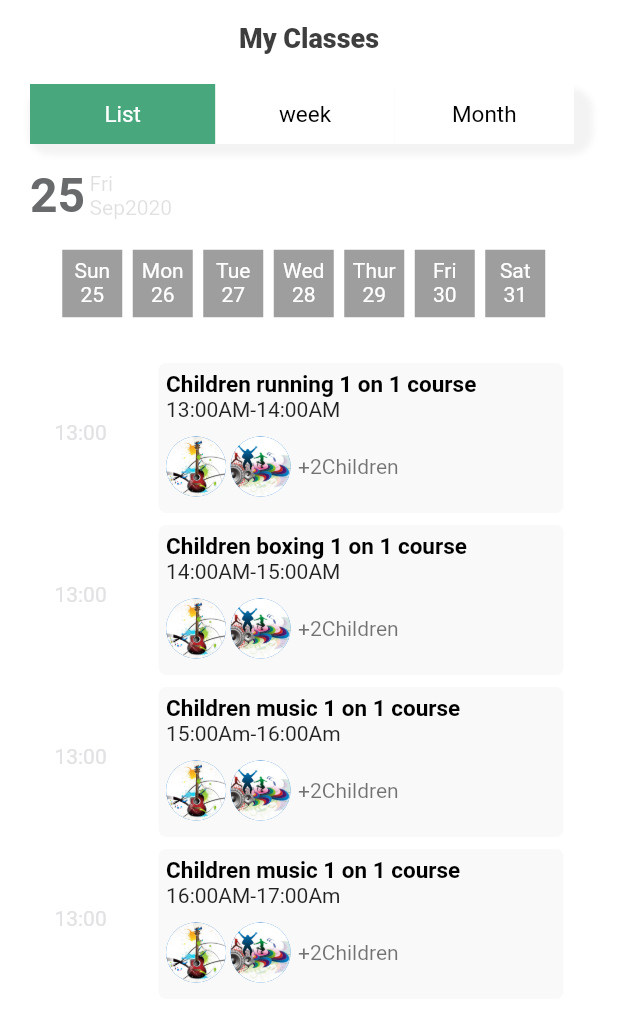
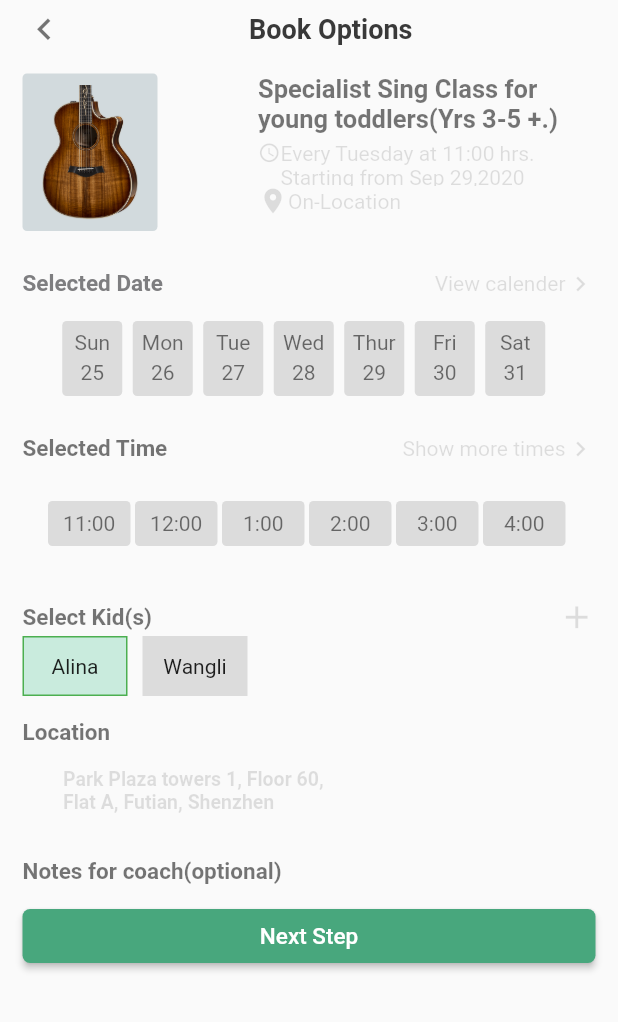
Before and after one commit to Sunilnani/coachingclasses, a Flutter app: the screen it shows after launch, item 4 of the bottom bar chosen, on a phone screen of 412 x 824 dp. Shown: the top 1022 px of the screen. Run offline on Flutter 3.47's test engine with Material 2 defaults, Android fonts, the phone set to English and light mode, and no system bars.

Commit message:
updated content

```diff
--- /dev/null
+++ b/lib/bookoptions.dart
@@ -0,0 +1,309 @@
+import 'package:flutter/cupertino.dart';
+import 'package:flutter/material.dart';
+class Bookoptions extends StatefulWidget {
+  @override
+  _BookoptionsState createState() => _BookoptionsState();
+}
+
+class _BookoptionsState extends State<Bookoptions> {
+  String Activedate="20";
+  String Activetime="";
+  List<String> days=["Sun","Mon","Tue","Wed","Thur","Fri","Sat"];
+  List<String> dates=["25","26","27","28","29","30","31"];
+  List<String> times=["11:00","12:00","1:00","2:00","3:00","4:00"];
+  @override
+  Widget build(BuildContext context) {
+    return MaterialApp(
+      debugShowCheckedModeBanner: false,
+      home: Scaffold(
+        body: SafeArea(
+          child: Container(
+            padding: EdgeInsets.symmetric(horizontal: 15),
+            child: SingleChildScrollView(
+                child: Column(
+                  children: [
+                    SizedBox(height: 5,),
+                    Row(
+                      mainAxisAlignment: MainAxisAlignment.spaceBetween,
+                      children: [
+                        Icon(Icons.chevron_left_outlined,size: 29,color: Colors.black54,),
+                        Text("Book Options",style: TextStyle(color: Color(0xFF393939),fontSize: 18,fontWeight: FontWeight.w700),),
+                        Container()
+                      ],
+                    ),
+                    SizedBox(height: 15,),
+                    Row(
+                      mainAxisAlignment: MainAxisAlignment.spaceBetween,
+                      children: [
+                        Container(
+                          height: 105,
+                          width: 90,
+                          decoration: BoxDecoration(
+                            borderRadius: BorderRadius.circular(3),
+                            color: Color(0xFFd2dadd)
+                          ),
+                          child: Image.asset("img/guitor2.png",height: 150,),
+                        ),
+                        Container(
+                          height: 105,
+                          width: 225,
+                          alignment: Alignment.topLeft,
+                            child: Column(
+                              children: [
+                                Container(child: Text("Specialist Sing Class for young toddlers(Yrs 3-5 +.)",style: TextStyle(color: Colors.black54,fontSize: 17,fontWeight: FontWeight.w600),)),
+                                SizedBox(height: 5,),
+                                Container(
+                                  alignment: Alignment.topLeft,
+                                  child: Row(
+                                    children: [
+                                      Padding(
+                                        padding: const EdgeInsets.only(bottom:15.0),
+                                        child: Icon(Icons.access_time,size: 15,color: Colors.black12,),
+                                      ),
+                                      Container(
+                                        height: 30,
+                                          width: 210,
+                                          child: Text("Every Tuesday at 11:00 hrs. Starting from Sep 29,2020",style: TextStyle(color: Colors.black12),))
+                                    ],
+                                  ),
+                                ),
+                                Row(
+                                  children: [
+                                    Icon(Icons.location_on,size: 20,color: Colors.black12,),
+                                    Text("On-Location",style: TextStyle(color: Colors.black12),)
+                                  ],
+                                )
+                              ],
+                            ),
+                        ),
+                      ],
+                    ),
+                    SizedBox(height: 25,),
+                    Row(
+                      mainAxisAlignment: MainAxisAlignment.spaceBetween,
+                      children: [
+                        Text("Selected Date",style: TextStyle(color: Color(0xFF7e7e80),fontSize: 15,fontWeight: FontWeight.w700),),
+                        Row(
+                          children: [
+                            Text("View calender",style: TextStyle(color: Colors.black12),),
+                            Icon(Icons.keyboard_arrow_right,size: 20,color: Colors.black12,)
+                          ],
+                        )
+                      ],
+                    ),
+                    SizedBox(height: 15,),
+                    Container(
+                      height: 50,
+                      child: ListView.builder(
+                        itemCount: dates.length,
+                        shrinkWrap: true,
+                        scrollDirection: Axis.horizontal,
+                        itemBuilder: (context,index){
+                          return InkWell(
+                            onTap: (){
+                              setState(() {
+                                Activedate= dates[index];
+                              });
+                            },
+                            child: Days(
+                              day: days[index],
+                              date: dates[index],
+                              Activedate: Activedate,
+                            ),
+                          );
+                        },
+                      ),
+                    ),
+                    SizedBox(height: 25,),
+                    Row(
+                      mainAxisAlignment: MainAxisAlignment.spaceBetween,
+                      children: [
+                        Text("Selected Time",style: TextStyle(color: Colors.black54,fontSize: 15,fontWeight: FontWeight.w700),),
+                        Row(
+                          children: [
+                            Text("Show more times",style: TextStyle(color: Colors.black12),),
+                            Icon(Icons.keyboard_arrow_right,size: 20,color: Colors.black12,)
+                          ],
+                        )
+                      ],
+                    ),
+                    SizedBox(height: 15,),
+                    Container(
+                      height: 50,
+                      child: ListView.builder(
+                        itemCount: times.length,
+                        shrinkWrap: true,
+                        scrollDirection: Axis.horizontal,
+                        itemBuilder: (context,index){
+                          return InkWell(
+                            onTap: (){
+                              setState(() {
+                                Activetime= times[index];
+                              });
+                            },
+                            child: Times(
+                              time: times[index],
+                              Activetime: Activetime,
+                            ),
+                          );
+                        },
+                      ),
+                    ),
+                    SizedBox(height: 25,),
+                    Row(
+                      mainAxisAlignment: MainAxisAlignment.spaceBetween,
+                      children: [
+                        Text("Select Kid(s)",style: TextStyle(color: Colors.black54,fontSize: 15,fontWeight: FontWeight.w700),),
+                        Icon(Icons.add,size: 25   ,color: Colors.black12,)
+                      ],
+                    ),
+                    Row(
+                        children: [
+                          Stack(
+                              children: [
+                                Container(
+                                  height: 40 , width: 70,
+                                  decoration: BoxDecoration(
+                                      color: Color(0xFFc9ebdd),
+                                      border: Border(left: BorderSide(color: Colors.green),right: BorderSide(color: Colors.green),bottom: BorderSide(color: Colors.green),top: BorderSide(color: Colors.green),)
+                                  ),
+                                  child: Center(child: Text("Alina")),
+                                ),
+                              ]
+                          )
+
+                          ,
+                          SizedBox(width: 10,),
+                          Container(
+                            height: 40 , width: 70,
+                            decoration: BoxDecoration(
+                              color: Colors.black12,
+                            ),
+                            child: Center(child: Text("Wangli")),
+                          )
+                        ]
+                    ),
+                    SizedBox(height: 15,),
+                    Container(
+                      alignment: Alignment.centerLeft,
+                        child: Text("Location",style: TextStyle(color: Colors.black54,fontSize: 15,fontWeight: FontWeight.w700),)),
+                    SizedBox(height: 15,),
+                    Padding(
+                      padding: const EdgeInsets.only(right:148.0),
+                      child: Container(
+                        height: 40,
+                        width: 180,
+                        child: Text("Park Plaza towers 1, Floor 60, Flat A, Futian, Shenzhen",style: TextStyle(color: Colors.black12,fontSize: 13,fontWeight: FontWeight.w600),),
+                      ),
+                    ),
+                    SizedBox(height: 20,),
+                    Container(
+                      alignment: Alignment.centerLeft,
+                        child: Text("Notes for coach(optional)",style: TextStyle(color: Colors.black54,fontSize: 15,fontWeight: FontWeight.w700),)
+                    ),
+                    SizedBox(height: 10,),
+                    Container(
+                      width:MediaQuery.of(context).size.width,
+                      child: RaisedButton(onPressed: (){},color: Color(0xFF48a77d),textColor: Colors.white,shape: RoundedRectangleBorder(borderRadius: BorderRadius.all(Radius.circular(5.0))),
+                        child: Text('Next Step',style: TextStyle(fontSize: 15),),
+                      ),
+
+                    ),
+                  ],
+                ),
+            ),
+          ),
+        ),
+      ),
+    );
+  }
+}
+
+class Times extends StatefulWidget {
+  const Times({
+    this.time,
+    this.Activetime,
+    this.onTap,
+    Key key,
+  }) : super(key: key);
+  final String time;
+  final String Activetime;
+  final Function onTap;
+
+  @override
+  _TimesState createState() => _TimesState();
+}
+
+class _TimesState extends State<Times> {
+  @override
+  Widget build(BuildContext context) {
+    return Row(
+      children: [
+        Padding(
+          padding: const EdgeInsets.only(right:3.0),
+          child: Container(
+            alignment: Alignment.center,
+            height: 30,
+            width: 55,
+            decoration: widget.Activetime !=widget.time? BoxDecoration(borderRadius:BorderRadius.circular(3),color: Colors.black12):BoxDecoration(
+              borderRadius: BorderRadius.circular(6),
+              color: Color(0xFF48a77d)
+            ),
+            child:Text(widget.time,style: TextStyle(color: Colors.black54),) ,
+          ),
+        )
+      ],
+    );
+  }
+}
+class Days extends StatefulWidget {
+  const Days({
+    this.day,
+    this.date,
+    this.onTap,
+    this.Activedate,
+  }) ;
+  final String day;
+  final String date;
+  final Function onTap;
+  final String Activedate;
+
+  @override
+  _DaysState createState() => _DaysState();
+}
+
+class _DaysState extends State<Days> {
+  @override
+  Widget build(BuildContext context) {
+    return InkWell(
+      child: Row(
+        children: [
+          Padding(
+            padding: const EdgeInsets.only(right:7.0),
+            child: Container(
+              height: 50,
+              width: 40,
+              decoration: widget.Activedate != widget.date?BoxDecoration(color: Colors.black12,borderRadius: BorderRadius.circular(3)):BoxDecoration(
+                  color:Color(0xFF48a77d),
+                borderRadius: BorderRadius.circular(3)
+              ),
+              child: Padding(
+                padding: const EdgeInsets.only(top:6.0),
+                child: Container(
+                  alignment: Alignment.center,
+                  child: Column(
+                    children: [
+                      Text(widget.day,style: TextStyle(color: Colors.black54),),
+                      SizedBox(height: 4,),
+                      Text(widget.date,style: TextStyle(color: Colors.black54),)
+                    ],
+                  ),
+                ),
+              ),
+            ),
+          )
+        ],
+      ),
+    );
+  }
+}
--- a/lib/main.dart
+++ b/lib/main.dart
@@ -1,5 +1,7 @@
 import 'package:flutter/material.dart';
 import 'package:flutter_coachingcenter/myclasses.dart';
+
+import 'bookoptions.dart';
 
 void main() {
   runApp(MyApp());
@@ -26,8 +28,6 @@ class MyBottomNavigation extends StatefulWidget {
 }
 
 class _MyBottomNavigationState extends State<MyBottomNavigation> {
-  int _currentIndex =0;
-  List<Widget> _children;
   String activeImages="";
   Color color=Colors.white;
   List<Color>colors=[Colors.black,Colors.red,Colors.yellow];
@@ -163,7 +163,7 @@ class _MyBottomNavigationState extends State<MyBottomNavigation> {
             label: "notifications"
           ),
           BottomNavigationBarItem(icon:IconButton(icon: Icon(Icons.person,size: 28,color: Color(0xFFdddde5),), onPressed: (){
-            Navigator.push(context, MaterialPageRoute(builder: (context)=>Myclasses()),
+            Navigator.push(context, MaterialPageRoute(builder: (context)=>Bookoptions()),
             );
           }),
               label: "profile"
--- a/lib/myclasses.dart
+++ b/lib/myclasses.dart
@@ -1,10 +1,28 @@
 import 'package:flutter/material.dart';
+import 'package:flutter_coachingcenter/bookoptions.dart';
+import 'package:flutter_coachingcenter/main.dart';
 class Myclasses extends StatefulWidget {
   @override
   _MyclassesState createState() => _MyclassesState();
 }
 
 class _MyclassesState extends State<Myclasses> {
+
+
+  @override
+  Widget build(BuildContext context) {
+    return MaterialApp(
+      debugShowCheckedModeBanner: false,
+      home: MyBottomNavigation()
+    );
+  }
+}
+class MyBottomNavigation extends StatefulWidget {
+  @override
+  _MyBottomNavigationState createState() => _MyBottomNavigationState();
+}
+
+class _MyBottomNavigationState extends State<MyBottomNavigation> {
   String monday="";
   var SundayListdata=[
     {
@@ -52,12 +70,9 @@ class _MyclassesState extends State<Myclasses> {
   List<String> dates=["25","26","27","28","29","30","31"];
   List<String> titles=["Children running 1 on 1 course","Children boxing 1 on 1 course","Children music 1 on 1 course","Children running 1 on 1 course"];
   List<String> timings=["13:00AM-14:00AM","14:00AM-15:00AM","15:00Am-16:00Am","16:00AM-17:00Am"];
-
   @override
   Widget build(BuildContext context) {
-    return MaterialApp(
-      debugShowCheckedModeBanner: false,
-      home: Scaffold(
+    return Scaffold(
       body: SafeArea(
         child: Container(
           color: Color(0xFFffffff),
@@ -170,10 +185,37 @@ class _MyclassesState extends State<Myclasses> {
           ),
         ),
       ),
+      bottomNavigationBar: BottomNavigationBar(
+        items: [
+          BottomNavigationBarItem(icon:IconButton(icon: Icon(Icons.home,size:28,color: Color(0xFFdddde5),),
+            onPressed: (){
+              Navigator.push(context, MaterialPageRoute(builder: (context)=>Myclasses()));
+            },),
+              label: "home"
+          ),
+          BottomNavigationBarItem(icon:IconButton(icon: Icon(Icons.notifications,size: 28,color: Color(0xFFdddde5),), onPressed: (){
+            Navigator.push(context, MaterialPageRoute(builder: (context)=>Myclasses()));
+          }),
+              label: "classes"
+          ),
+          BottomNavigationBarItem(icon:IconButton(icon: Icon(Icons.book,size: 28,color: Color(0xFFdddde5),), onPressed: (){
+            Navigator.push(context, MaterialPageRoute(builder: (context)=>Bookoptions()),
+            );
+          }),
+              label: "notifications"
+          ),
+          BottomNavigationBarItem(icon:IconButton(icon: Icon(Icons.person,size: 28,color: Color(0xFFdddde5),), onPressed: (){
+            Navigator.push(context, MaterialPageRoute(builder: (context)=>Myclasses()),
+            );
+          }),
+              label: "profile"
+          )
+        ],
       ),
     );
   }
 }
+
 
 class Myclass extends StatefulWidget {
   const Myclass({
@@ -217,8 +259,9 @@ class _MyclassState extends State<Myclass> {
                 crossAxisAlignment: CrossAxisAlignment.start,
                 children: [
                   SizedBox(height: 5,),
-                  Text(widget.monday,style: TextStyle(color: Colors.black,fontSize: 15,fontWeight:FontWeight.w700),),
-                  Text(widget.timing),
+                  Text(widget.monday,style: TextStyle(color: Color(0xFF7c7d7f),fontSize: 15,fontWeight:FontWeight.w700),),
+                  SizedBox(height: 5,),
+                  Text(widget.timing,style: TextStyle(color: Colors.black54),),
                   SizedBox(height: 10,),
                   Row(
                     children: [
@@ -226,7 +269,7 @@ class _MyclassState extends State<Myclass> {
                         backgroundImage: AssetImage("img/guitor.jpg"),
                         radius: 20,
                       ),
-                      SizedBox(width: 3,),
+                      SizedBox(width: 5,),
                       CircleAvatar(
                         backgroundImage: AssetImage("img/music.jpg"),
                         radius: 20,
@@ -274,10 +317,11 @@ class _DaysState extends State<Days> {
           Padding(
             padding: const EdgeInsets.only(right:7.0),
             child: Container(
-              height: 45,
+              height: 50,
               width: 40,
-              decoration: widget.Activedate != widget.date?BoxDecoration(color: Colors.grey):BoxDecoration(
-                  color:Color(0xFF48a77d)
+              decoration: widget.Activedate != widget.date?BoxDecoration(color: Colors.grey, borderRadius: BorderRadius.circular(3)):BoxDecoration(
+                  color:Color(0xFF48a77d),
+                borderRadius: BorderRadius.circular(3)
               ),
               child: Padding(
                 padding: const EdgeInsets.only(top:6.0),
@@ -286,6 +330,7 @@ class _DaysState extends State<Days> {
                   child: Column(
                     children: [
                       Text(widget.day,style: TextStyle(color: Colors.white),),
+                      SizedBox(height: 5,),
                       Text(widget.date,style: TextStyle(color: Colors.white),)
                     ],
                   ),
--- a/pubspec.yaml
+++ b/pubspec.yaml
@@ -55,6 +55,7 @@ flutter:
      - img/calender.png
      - img/arts1.png
      - img/bulb.png
+     - img/guitor2.png
   #   - images/a_dot_ham.jpeg
 
   # An image asset can refer to one or more resolution-specific "variants", see
```
Also changed, not shown: img/guitor1.png (added), img/guitor2.png (added). Lines whose indentation alone changed are shown as unchanged.
